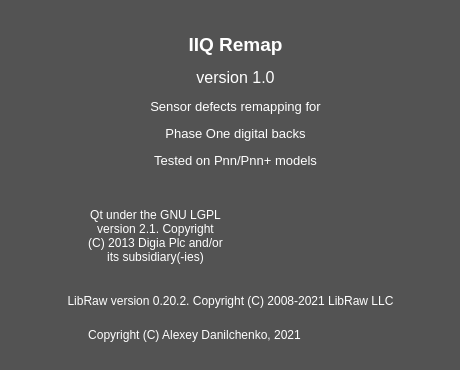
Above: IIQRemap/common/about.ui from Alexey-Danilchenko/PhaseOne-IIQ-Tools before the change. Below: the same form after it.
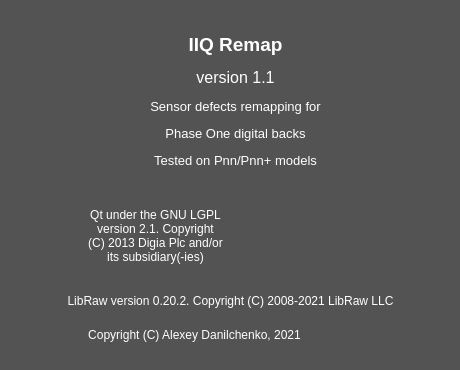
That is the form after the change. Icons and pictures are not drawn.

What changed in the file:
```diff
--- a/IIQRemap/common/about.ui
+++ b/IIQRemap/common/about.ui
@@ -175,7 +175,7 @@
     <cursorShape>PointingHandCursor</cursorShape>
    </property>
    <property name="text">
-    <string>&lt;html&gt;&lt;head/&gt;&lt;body&gt;&lt;p align=&quot;center&quot;&gt;&lt;span style=&quot; font-size:14pt; font-weight:600;&quot;&gt;IIQ Remap&lt;/span&gt;&lt;/p&gt;&lt;p align=&quot;center&quot;&gt;&lt;span style=&quot; font-size:12pt;&quot;&gt;version 1.0&lt;/span&gt;&lt;/p&gt;&lt;p align=&quot;center&quot;&gt;&lt;span style=&quot; font-size:10pt;&quot;&gt;Sensor defects remapping for&lt;/span&gt;&lt;/p&gt;&lt;p align=&quot;center&quot;&gt;&lt;span style=&quot; font-size:10pt;&quot;&gt;Phase One digital backs&lt;/span&gt;&lt;/p&gt;&lt;p align=&quot;center&quot;&gt;&lt;span style=&quot; font-size:10pt;&quot;&gt;Tested on Pnn/Pnn+ models&lt;/span&gt;&lt;/p&gt;&lt;/body&gt;&lt;/html&gt;</string>
+    <string>&lt;html&gt;&lt;head/&gt;&lt;body&gt;&lt;p align=&quot;center&quot;&gt;&lt;span style=&quot; font-size:14pt; font-weight:600;&quot;&gt;IIQ Remap&lt;/span&gt;&lt;/p&gt;&lt;p align=&quot;center&quot;&gt;&lt;span style=&quot; font-size:12pt;&quot;&gt;version 1.1&lt;/span&gt;&lt;/p&gt;&lt;p align=&quot;center&quot;&gt;&lt;span style=&quot; font-size:10pt;&quot;&gt;Sensor defects remapping for&lt;/span&gt;&lt;/p&gt;&lt;p align=&quot;center&quot;&gt;&lt;span style=&quot; font-size:10pt;&quot;&gt;Phase One digital backs&lt;/span&gt;&lt;/p&gt;&lt;p align=&quot;center&quot;&gt;&lt;span style=&quot; font-size:10pt;&quot;&gt;Tested on Pnn/Pnn+ models&lt;/span&gt;&lt;/p&gt;&lt;/body&gt;&lt;/html&gt;</string>
    </property>
    <property name="alignment">
     <set>Qt::AlignLeading|Qt::AlignLeft|Qt::AlignVCenter</set>
```
